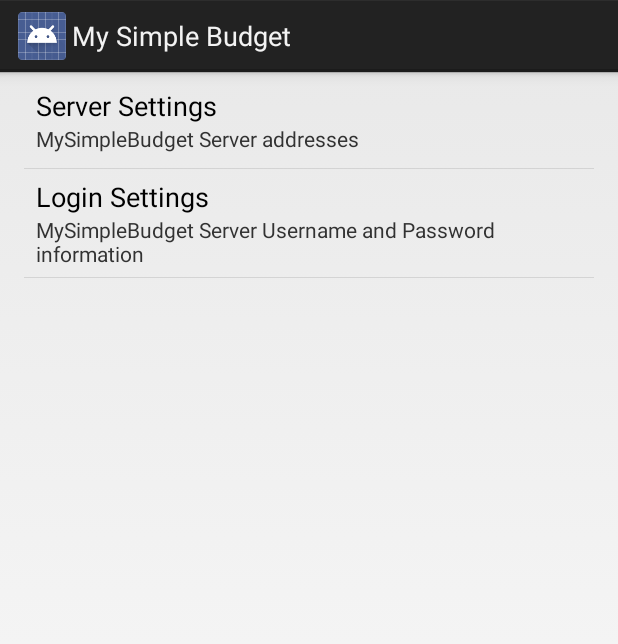
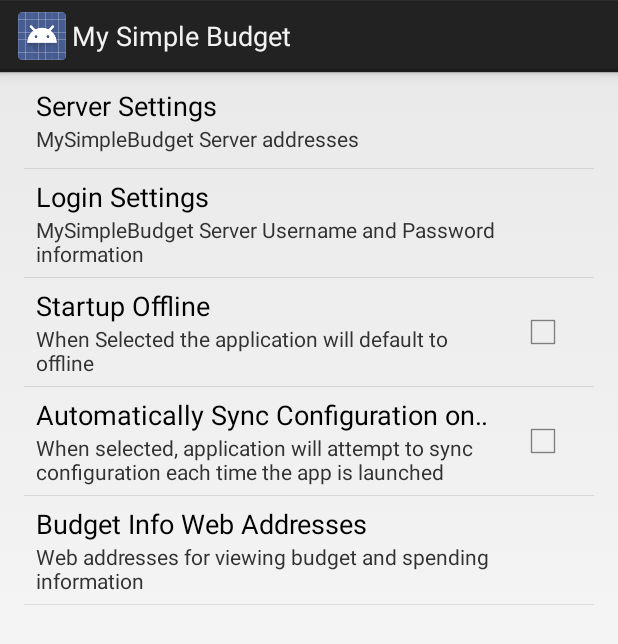
Before and after one commit to DonnOMalley/MySimpleBudgetProject, an Android app: the screen it shows after launch (Preferences), on a phone screen of 412 x 824 dp. Shown: the top 644 px of the screen. Run offline under Robolectric (Android 15) with nearby library versions, the phone set to English and light mode, and no system bars.

Commit message:
Minor Improvements for Beta
Signed-off-by: DonnOMalley <DonnOMalley1030@gmail.com>

```diff
--- a/MySimpleBudget/src/main/java/com/omalleyland/mysimplebudget/Common.java
+++ b/MySimpleBudget/src/main/java/com/omalleyland/mysimplebudget/Common.java
@@ -132,6 +132,8 @@ public class Common {
     public static final String      SERVER_DEBIT_ADDRESS_PREFERENCE     = "preferenceServerDebitAddress";
     public static final String      USER_NAME_PREFERENCE                = "preferenceLoginUserName";
     public static final String      PASSWORD_PREFERENCE                 = "preferenceLoginPassword";
+    public static final String      OFFLINE_PREFERENCE                  = "preferenceOffline";
+    public static final String      AUTO_SYNC_PREFERENCE                = "preferenceSyncOnLoad";
 
     /* Login Activity Intent Extras/Constants */
     public static final String      LOGIN_RESULT_USER_EXTRA             = "LOGIN_RESULT_USER";
@@ -171,6 +173,9 @@ public class Common {
     public static final String      HTTP_RESPONSE_RESULT                = "result";
     public static final String      HTTP_RESPONSE_RESULT_SUCCESS        = "success";
     public static final String      HTTP_RESPONSE_TIMESTAMP             = "timestamp";
+    public static final String      BUDGET_INFO_PREFERENCE              = "budgetInfo";
+    public static final String      SPENDING_INFO_PREFERENCE            = "spendingInfo";
+    public static final String      SPENDING_GRAPH_PREFERENCE           = "spendingGraph";
 
     public static final int         SYNC_OBJECT_TYPE_CATEGORY           = 0;
     public static final int         SYNC_OBJECT_TYPE_STORE              = 1;
@@ -189,4 +194,5 @@ public class Common {
     public static final String      DEBIT_JSON_ARRAY                    = "debitArray";
     public static final String      USER_ID_PREFERENCE                  = "userID";
 
+    public static final String      WEB_VIEW_INTENT                     = "web_view_intent";
 }
--- a/MySimpleBudget/src/main/java/com/omalleyland/mysimplebudget/Preferences.java
+++ b/MySimpleBudget/src/main/java/com/omalleyland/mysimplebudget/Preferences.java
@@ -21,6 +21,9 @@ public class Preferences extends PreferenceActivity {
     private String debitSyncPage;
     private String categorySyncPage;
     private String storeSyncPage;
+    private String budgetInfoAddress;
+    private String spendingInfoAddress;
+    private String spendingGraphAddress;
 
 
     @Override
@@ -29,18 +32,25 @@ public class Preferences extends PreferenceActivity {
         Log.v(className, "Creating Preferences");
         super.onCreate(savedInstanceState);
 
-        prefs               = PreferenceManager.getDefaultSharedPreferences(this);
-        serverAddress       = prefs.getString(Common.SERVER_ADDRESS_PREFERENCE, "http://www.omalleyland.com");
-        loginValidationPage = prefs.getString(Common.SERVER_LOGIN_ADDRESS_PREFERENCE, "userValidation.php");
-        debitSyncPage       = prefs.getString(Common.SERVER_DEBIT_ADDRESS_PREFERENCE, "debits.php");
-        categorySyncPage    = prefs.getString(Common.SERVER_CATEGORY_ADDRESS_PREFERENCE, "categories.php");
-        storeSyncPage       = prefs.getString(Common.SERVER_STORE_ADDRESS_PREFERENCE, "stores.php");
+        prefs                   = PreferenceManager.getDefaultSharedPreferences(this);
+        serverAddress           = prefs.getString(Common.SERVER_ADDRESS_PREFERENCE, "http://www.omalleyland.com");
+        loginValidationPage     = prefs.getString(Common.SERVER_LOGIN_ADDRESS_PREFERENCE, "userValidation.php");
+        debitSyncPage           = prefs.getString(Common.SERVER_DEBIT_ADDRESS_PREFERENCE, "debits.php");
+        categorySyncPage        = prefs.getString(Common.SERVER_CATEGORY_ADDRESS_PREFERENCE, "categories.php");
+        storeSyncPage           = prefs.getString(Common.SERVER_STORE_ADDRESS_PREFERENCE, "stores.php");
+        budgetInfoAddress       = prefs.getString(Common.BUDGET_INFO_PREFERENCE, serverAddress.concat("/m/budget.php"));
+        spendingInfoAddress     = prefs.getString(Common.SPENDING_INFO_PREFERENCE, serverAddress.concat("/m/info.php"));
+        spendingGraphAddress    = prefs.getString(Common.SPENDING_GRAPH_PREFERENCE, serverAddress.concat("/m/graph.php"));
+
 
         prefs.edit().putString(Common.SERVER_ADDRESS_PREFERENCE, serverAddress).commit();
         prefs.edit().putString(Common.SERVER_LOGIN_ADDRESS_PREFERENCE, loginValidationPage).commit();
         prefs.edit().putString(Common.SERVER_DEBIT_ADDRESS_PREFERENCE, debitSyncPage).commit();
         prefs.edit().putString(Common.SERVER_CATEGORY_ADDRESS_PREFERENCE, categorySyncPage).commit();
         prefs.edit().putString(Common.SERVER_STORE_ADDRESS_PREFERENCE, storeSyncPage).commit();
+        prefs.edit().putString(Common.SPENDING_GRAPH_PREFERENCE, spendingGraphAddress).commit();
+        prefs.edit().putString(Common.SPENDING_INFO_PREFERENCE, spendingInfoAddress).commit();
+        prefs.edit().putString(Common.BUDGET_INFO_PREFERENCE, budgetInfoAddress).commit();
 
         getFragmentManager().beginTransaction().replace(android.R.id.content, new MyPreferenceFragment()).commit();
     }
--- a/MySimpleBudget/src/main/res/menu/mainmenu.xml
+++ b/MySimpleBudget/src/main/res/menu/mainmenu.xml
@@ -25,4 +25,16 @@
           android:title="@string/action_manual_sync_all_configuration"
           android:visible="true"
           android:showAsAction="never" />
+    <item android:id="@+id/budget_info"
+        android:title="Info"
+        android:visible="true"
+        android:showAsAction="never" />
+    <item android:id="@+id/spending_budget"
+        android:title="Budget"
+        android:visible="true"
+        android:showAsAction="never" />
+    <item android:id="@+id/budget_graph"
+        android:title="Graphs"
+        android:visible="true"
+        android:showAsAction="never" />
 </menu>
--- /dev/null
+++ b/MySimpleBudget/src/main/res/values-sw600dp/dimens.xml
@@ -0,0 +1,4 @@
+<resources>
+    <!-- Customize dimensions originally defined in res/values/dimens.xml (such as
+         screen margins) for sw600dp devices (e.g. 7" tablets) here. -->
+</resources>
--- /dev/null
+++ b/MySimpleBudget/src/main/res/values-sw720dp-land/dimens.xml
@@ -0,0 +1,5 @@
+<resources>
+    <!-- Customize dimensions originally defined in res/values/dimens.xml (such as
+         screen margins) for sw720dp devices (e.g. 10" tablets) in landscape here. -->
+    <dimen name="activity_horizontal_margin">128dp</dimen>
+</resources>
--- /dev/null
+++ b/MySimpleBudget/src/main/res/values/dimens.xml
@@ -0,0 +1,5 @@
+<resources>
+    <!-- Default screen margins, per the Android Design guidelines. -->
+    <dimen name="activity_horizontal_margin">16dp</dimen>
+    <dimen name="activity_vertical_margin">16dp</dimen>
+</resources>
--- a/MySimpleBudget/src/main/res/xml/preferences.xml
+++ b/MySimpleBudget/src/main/res/xml/preferences.xml
@@ -40,4 +40,29 @@
                             android:title="@string/preference_login_password_title"
                             android:summary="@string/preference_login_password_summary" />
     </PreferenceScreen>
+
+    <CheckBoxPreference android:key="preferenceOffline"
+                        android:title="Startup Offline"
+                        android:disableDependentsState="true"
+                        android:summary="When Selected the application will default to offline" />
+
+    <CheckBoxPreference android:key="preferenceSyncOnLoad"
+                        android:title="Automatically Sync Configuration on Startup"
+                        android:dependency="preferenceOffline"
+                        android:summary="When selected, application will attempt to sync configuration each time the app is launched" />
+    <PreferenceScreen android:title="Budget Info Web Addresses"
+                      android:summary="Web addresses for viewing budget and spending information">
+
+        <EditTextPreference android:key="spendingInfoAddress"
+            android:title="Spending Info Web Address"
+            android:summary="Web Address for viewing spending information" />
+
+        <EditTextPreference android:key="budgetInfoAddress"
+            android:title="Budget Info Web Address"
+            android:summary="Web Address for viewing budget information" />
+
+        <EditTextPreference android:key="spendingGraphAddress"
+            android:title="Spending Graphs Web Address"
+            android:summary="Web Address for viewing spending graph information" />
+    </PreferenceScreen>
 </PreferenceScreen>
```
Also changed, not shown: MySimpleBudget/src/main/AndroidManifest.xml (+14 -10 lines), MySimpleBudget/src/main/java/com/omalleyland/mysimplebudget/MainActivity.java (+92 -39 lines), MySimpleBudget/src/main/java/com/omalleyland/mysimplebudget/StoreDBInterface.java (+6 -1 lines), MySimpleBudget/src/main/java/com/omalleyland/mysimplebudget/webview.java (added, +38 -0 lines), MySimpleBudget/src/main/res/layout/webview.xml (added, +17 -0 lines), MySimpleBudget/src/main/res/values/strings.xml (+8 -1 lines).
